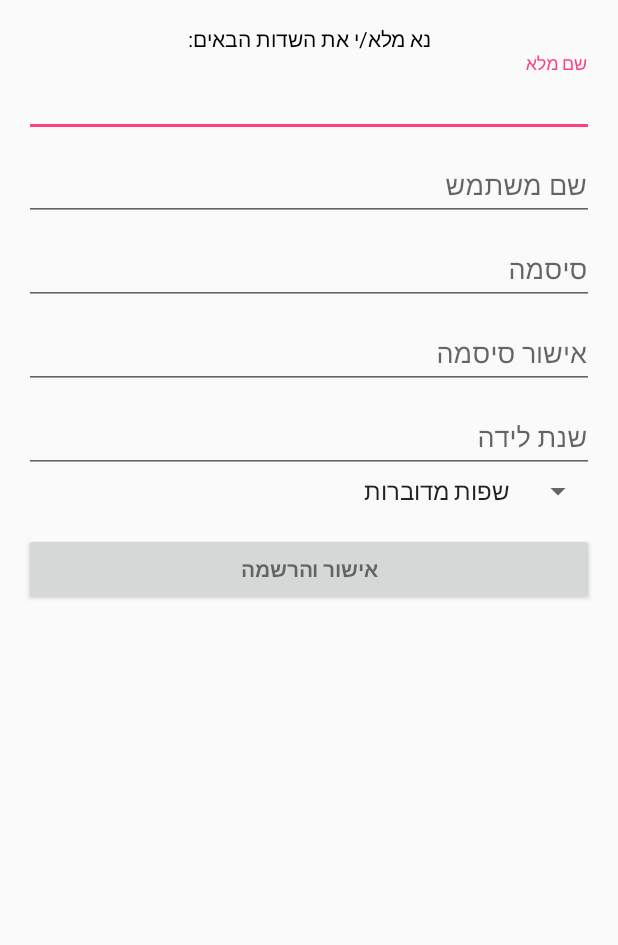
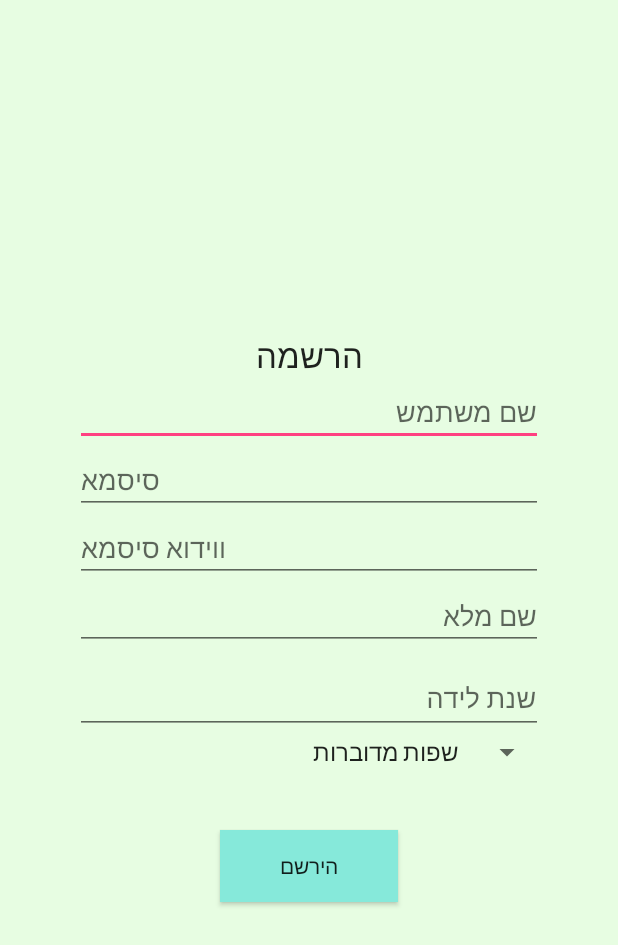
Before and after one commit to leacohen/YADLEDOR, an Android app: the SignUpActivity screen opened directly, with no data from a screen before it, on a phone screen of 412 x 824 dp. Shown: the top 945 px of the screen. Run offline under Robolectric (Android 15) with nearby library versions, the phone set to English and light mode, and no system bars.

Commit message:
improved sign up layout

```diff
--- a/Android App/app/src/main/res/layout/activity_sign_up.xml
+++ b/Android App/app/src/main/res/layout/activity_sign_up.xml
@@ -2,104 +2,52 @@
     xmlns:tools="http://schemas.android.com/tools"
     android:layout_width="match_parent"
     android:layout_height="match_parent"
-    android:gravity="center_horizontal"
+    android:gravity="center_vertical"
     android:orientation="vertical"
-    android:paddingBottom="@dimen/activity_vertical_margin"
-    android:paddingLeft="@dimen/activity_horizontal_margin"
-    android:paddingRight="@dimen/activity_horizontal_margin"
-    android:paddingTop="@dimen/activity_vertical_margin"
-    tools:context=".Activities.Login.LoginActivity">
+    tools:context=".Activities.Login.LoginActivity"
+    android:paddingRight="50dp"
+    android:paddingLeft="50dp"
+    android:background="#e6e6fee0">
 
-    <!-- Login progress -->
     <TextView
-        android:layout_width="match_parent"
+        android:layout_width="wrap_content"
         android:layout_height="wrap_content"
-        android:text="נא מלא/י את השדות הבאים:"
-        android:id="@+id/textView4"
-        android:textColor="@android:color/black"
-        android:textAlignment="center" />
-
-    <ScrollView
-        android:id="@+id/sign_up_form"
-        android:layout_width="match_parent"
-        android:layout_height="match_parent">
-
-        <LinearLayout
-            android:id="@+id/email_sign_up_form"
-            android:layout_width="match_parent"
-            android:layout_height="wrap_content"
-            android:orientation="vertical">
-
-            <android.support.design.widget.TextInputLayout
-                android:layout_width="match_parent"
-                android:layout_height="wrap_content">
+        android:textAppearance="?android:attr/textAppearanceLarge"
+        android:text="@string/lblRegisterLabel"
+        android:id="@+id/lblRegisterHeader"
+        android:layout_gravity="center_horizontal" />
 
     <EditText
         android:layout_width="match_parent"
         android:layout_height="wrap_content"
-                    android:inputType="textPersonName"
-                    android:ems="10"
-                    android:id="@+id/sign_up_fullName"
-                    android:hint="שם מלא" />
+        android:id="@+id/email_sign_up_textview"
+        android:layout_gravity="center_horizontal"
+        android:hint="@string/txtUserName" />
 
-            </android.support.design.widget.TextInputLayout>
-
-            <ProgressBar
-                android:id="@+id/sign_up_progress"
-                style="?android:attr/progressBarStyleLarge"
-                android:layout_width="wrap_content"
-                android:layout_height="wrap_content"
-                android:layout_marginBottom="8dp"
-                android:visibility="gone" />
-
-            <android.support.design.widget.TextInputLayout
-                android:layout_width="match_parent"
-                android:layout_height="wrap_content">
-
-                <AutoCompleteTextView
-                    android:id="@+id/email_sign_up_textview"
+    <EditText
         android:layout_width="match_parent"
         android:layout_height="wrap_content"
-                    android:hint="שם משתמש"
-                    android:inputType="textEmailAddress"
-                    android:maxLines="1"
-                    android:singleLine="true" />
-
-            </android.support.design.widget.TextInputLayout>
-
-            <android.support.design.widget.TextInputLayout
-                android:layout_width="match_parent"
-                android:layout_height="wrap_content">
+        android:inputType="textPassword"
+        android:ems="10"
+        android:id="@+id/sign_up_password"
+        android:layout_gravity="center_horizontal"
+        android:hint="@string/txtPassword"/>
 
     <EditText
-                    android:id="@+id/sign_up_password"
         android:layout_width="match_parent"
         android:layout_height="wrap_content"
-                    android:hint="סיסמה"
-                    android:imeActionId="@+id/sign_up"
-                    android:imeOptions="actionUnspecified"
         android:inputType="textPassword"
-                    android:maxLines="1"
-                    android:singleLine="true" />
-
-            </android.support.design.widget.TextInputLayout>
-
-            <android.support.design.widget.TextInputLayout
-                android:layout_width="match_parent"
-                android:layout_height="wrap_content">
+        android:ems="10"
+        android:id="@+id/sign_up_re_password"
+        android:layout_gravity="center_horizontal"
+        android:hint="@string/txtRepassword" />
 
     <EditText
-                    android:id="@+id/sign_up_re_password"
         android:layout_width="match_parent"
         android:layout_height="wrap_content"
-                    android:hint="אישור סיסמה"
-                    android:imeActionId="@+id/sign_up"
-                    android:imeOptions="actionUnspecified"
-                    android:inputType="textPassword"
-                    android:maxLines="1"
-                    android:singleLine="true" />
-
-            </android.support.design.widget.TextInputLayout>
+        android:id="@+id/sign_up_fullName"
+        android:layout_gravity="center_horizontal"
+        android:hint="@string/txtFullName" />
 
     <android.support.design.widget.TextInputLayout
         android:layout_width="match_parent"
@@ -130,14 +78,13 @@
     </android.support.design.widget.TextInputLayout>
 
     <Button
+        android:layout_width="wrap_content"
+        android:layout_height="wrap_content"
+        android:text="@string/btnSignup"
         android:id="@+id/email_sign_up_button"
-                style="?android:textAppearanceSmall"
-                android:layout_width="match_parent"
-                android:layout_height="wrap_content"
-                android:layout_marginTop="16dp"
-                android:text="אישור והרשמה"
-                android:textStyle="bold" />
-
+        android:layout_gravity="center_horizontal"
+        android:background="#86e9da"
+        android:layout_marginTop="40dp"
+        android:paddingRight="40dp"
+        android:paddingLeft="40dp"/>
 </LinearLayout>
-    </ScrollView>
-</LinearLayout>
--- a/Android App/app/src/main/res/values/strings.xml
+++ b/Android App/app/src/main/res/values/strings.xml
@@ -38,4 +38,10 @@
     <string name="txtLoginPassword">סיסמא</string>
     <string name="btnLogin">התחבר</string>
     <string name="btnRegisterLink">אם אינך משתמש רשום, לחץ כאן</string>
+    <string name="lblRegisterLabel">הרשמה</string>
+    <string name="txtUserName">שם משתמש</string>
+    <string name="txtPassword">סיסמא</string>
+    <string name="txtRepassword">ווידוא סיסמא</string>
+    <string name="btnSignup">הירשם</string>
+    <string name="txtFullName">שם מלא</string>
 </resources>
```
Lines whose indentation alone changed are shown as unchanged.
